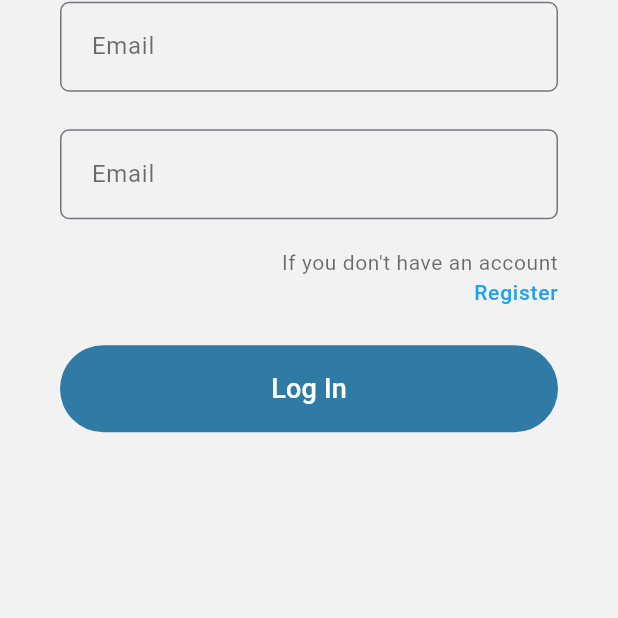
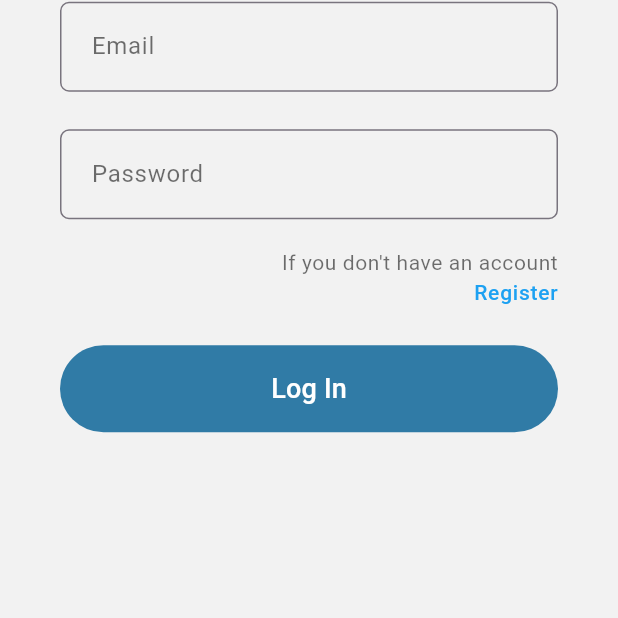
Before and after one commit to sNurseit/oqy, a Flutter app: the screen it shows after launch, after a tap on "Log In", on a phone screen of 412 x 824 dp, the part 473-1091 px from its top. Run offline on Flutter 3.47's test engine with Material 3 defaults, Android fonts, the phone set to English and light mode, and no system bars; our stand-ins replace auto_route, dio, flutter_rating_bar, flutter_secure_storage, lottie; network calls fail; Roboto replaces fonts that are missing (GothicA1); key blocks and very long unbroken strings in the code were emptied for the run.

Commit message:
Add splash screen, update home screen, update router

```diff
--- a/lib/features/auth/model/auth_model.dart
+++ b/lib/features/auth/model/auth_model.dart
@@ -25,7 +25,7 @@ class AuthModel extends ChangeNotifier{
       .then((status) {
         if (status! >= 200 && status < 300) {
           errorText = "Successfully logged in";
-          AutoRouter.of(context).push(const MainRoute());
+          AutoRouter.of(context).replace(const MainRoute());
         }
         else if (status >= 400 && status < 500) {
           errorText = "Login or password is incorrect";
--- a/lib/features/auth/widgets/input_password.dart
+++ b/lib/features/auth/widgets/input_password.dart
@@ -19,13 +19,13 @@ class InputPassword extends StatelessWidget {
               borderSide: BorderSide(color: Theme.of(context).focusColor),
               borderRadius: BorderRadius.circular(6.0),
             ),
-            labelText: "Email",
+            labelText: "Password",
             contentPadding: const EdgeInsets.symmetric(horizontal: 17,vertical: 20),
             labelStyle:  TextStyle(
               color:  Theme.of(context).hintColor,
             ),
           focusedBorder: OutlineInputBorder(
-            borderSide: BorderSide(color: Theme.of(context).primaryColor), // Цвет рамки при активном состоянии
+            borderSide: BorderSide(color: Theme.of(context).primaryColor),
             borderRadius: BorderRadius.circular(6.0),
           ),
       ),
--- /dev/null
+++ b/lib/features/course/course.dart
@@ -0,0 +1 @@
+export 'view/view.dart';
--- /dev/null
+++ b/lib/features/course/view/view.dart
@@ -0,0 +1 @@
+export 'course_screen.dart';
--- a/lib/features/home/model/home_model.dart
+++ b/lib/features/home/model/home_model.dart
@@ -1,5 +1,7 @@
+import 'package:auto_route/auto_route.dart';
 import 'package:flutter/material.dart';
 import 'package:oqy/domain/entity/Course.dart';
+import 'package:oqy/router/router.dart';
 import 'package:oqy/service/course_service/course_service.dart';
 
 class HomeModel extends ChangeNotifier {
@@ -15,8 +17,8 @@ class HomeModel extends ChangeNotifier {
     notifyListeners();
   }
 
-  void navigateToCourseDetails (BuildContext context, int index, String title) {
-
+  void navigateToCourseDetails (BuildContext context, int index) {
+    AutoRouter.of(context).push( CourseRoute(courseId: index));
   }
 
 }
--- a/lib/router/router.dart
+++ b/lib/router/router.dart
@@ -1,12 +1,15 @@
 
 import 'package:auto_route/auto_route.dart';
+import 'package:flutter/material.dart';
 import 'package:oqy/features/auth/view/auth_screen.dart';
 import 'package:oqy/features/auth/view/register_screen.dart';
+import 'package:oqy/features/course/view/course_screen.dart';
 import 'package:oqy/features/home/view/home_screen.dart';
 import 'package:oqy/features/main/view/main_screen.dart';
 import 'package:oqy/features/profile/view/profile_screen.dart';
 import 'package:oqy/features/search/view/search_screen.dart';
 import 'package:oqy/features/training/view/training_screen.dart';
+import 'package:oqy/splash_screen.dart';
 part 'router.gr.dart';
 
 
@@ -15,9 +18,13 @@ class AppRouter extends _$AppRouter{
   @override
   List<AutoRoute> get routes => [
     AutoRoute(
+      page: SplashRoute.page,
+      path: '/splash',
+      initial: true,
+    ),
+    AutoRoute(
       page: AuthRoute.page,
       path: '/auth',
-      initial: true,
     ),
     AutoRoute(
       page: RegisterRoute.page,
@@ -32,6 +39,7 @@ class AppRouter extends _$AppRouter{
           page: HomeRoute.page,
           path: 'home',
           initial: true,
+
         ),
         AutoRoute(
           page: SearchRoute.page,
@@ -45,7 +53,12 @@ class AppRouter extends _$AppRouter{
           page: ProfileRoute.page,
           path: 'profile',
         ),
-      ]
+
+      ],
     ),
+            AutoRoute(
+          page: CourseRoute.page,
+          path: '/course',
+        ),
   ];
 }
--- /dev/null
+++ b/lib/splash_screen.dart
@@ -0,0 +1,44 @@
+
+
+import 'dart:async';
+
+import 'package:auto_route/auto_route.dart';
+import 'package:flutter/material.dart';
+import 'package:lottie/lottie.dart';
+import 'package:oqy/features/auth/auth.dart';
+import 'package:oqy/router/router.dart';
+
+@RoutePage()
+class SplashScreen extends StatefulWidget {
+  const SplashScreen({super.key});
+
+  @override
+  State<SplashScreen> createState() => _SplashScreenState();
+}
+
+class _SplashScreenState extends State<SplashScreen> {
+
+  @override
+  Widget build(BuildContext context) {
+    Timer(const Duration(seconds: 5), (){
+      AutoRouter.of(context).replace(const AuthRoute());
+    });
+
+
+    return  Scaffold(
+      body: Center(
+        child: Padding(
+          padding: const EdgeInsets.only(left: 80.0),
+          child: SizedBox(
+            width: 400,
+            height: 400,
+            child: Lottie.asset(
+              'assets/animations/splash.json',
+              repeat: false,
+            ),
+          ),
+        ),
+      ),
+    );
+  }
+}
--- a/lib/theme/DarkTheme.dart
+++ b/lib/theme/DarkTheme.dart
@@ -9,13 +9,20 @@ class DarkTheme {
         primaryColor: AppDarkColors.main,
         cardColor: AppDarkColors.mainCard,
         scaffoldBackgroundColor: AppDarkColors.mainBackground,
-        appBarTheme:const AppBarTheme(
-          color: AppDarkColors.bottomBarBackground,
+        appBarTheme: const AppBarTheme(
+          foregroundColor: AppFontColors.fontWhite,
+          backgroundColor: AppDarkColors.bottomBarBackground,
         ),
         textTheme: const TextTheme(
           titleLarge: TextStyle(
             color: AppFontColors.fontWhite,
             fontSize: 40,
+            fontWeight: FontWeight.w700,
+            fontFamily: AppFonts.mainFont,
+          ),
+          titleMedium: TextStyle(
+            color: AppFontColors.fontWhite,
+            fontSize: 26,
             fontWeight: FontWeight.w700,
             fontFamily: AppFonts.mainFont,
           ),
--- a/lib/theme/LightTheme.dart
+++ b/lib/theme/LightTheme.dart
@@ -10,14 +10,20 @@ class LightTheme {
         primaryColor: AppLightColors.main,
         cardColor: AppLightColors.mainCard,
         scaffoldBackgroundColor:  AppLightColors.mainBackground,
-        appBarTheme: const AppBarTheme(
-          color: AppLightColors.main,
+        appBarTheme:  const AppBarTheme(
+          backgroundColor: AppLightColors.bottomBarBackground,
         ),
         textTheme: const TextTheme(
           titleLarge: TextStyle(
             color: AppFontColors.mainFont,
             fontSize: 40,
             fontWeight: FontWeight.w600,
+            fontFamily: AppFonts.mainFont,
+          ),
+          titleMedium: TextStyle(
+            color: AppFontColors.mainFont,
+            fontSize: 26,
+            fontWeight: FontWeight.w700,
             fontFamily: AppFonts.mainFont,
           ),
           bodySmall: TextStyle(
@@ -29,7 +35,7 @@ class LightTheme {
             color: AppFontColors.fontLink,
             fontSize: 16,
             fontFamily: AppFonts.mainFont,
-            fontWeight: FontWeight.bold,
+            fontWeight: FontWeight.w700,
           ),
           labelSmall: TextStyle(
             color: AppFontColors.fontLink,
@@ -39,6 +45,7 @@ class LightTheme {
           displayLarge:TextStyle(
             color: AppFontColors.mainFont,
             fontSize: 18,
+            fontWeight: FontWeight.w500,
             fontFamily: AppFonts.mainFont,
           ),
         ),
--- a/pubspec.yaml
+++ b/pubspec.yaml
@@ -16,8 +16,8 @@ dependencies:
   provider: ^6.1.1
   flutter_secure_storage: ^9.0.0
   auto_route: ^7.9.2
-
   cupertino_icons: ^1.0.2
+  lottie: ^3.1.0
 
 dev_dependencies:
   pedantic_mono: any
@@ -31,6 +31,7 @@ flutter:
   uses-material-design: true
   assets:
     - assets/fonts/
+    - assets/animations/
   fonts:
     - family: GothicA1
       fonts:
```
Also changed, not shown: assets/animations/splash.json (added, +1 -0 lines), lib/features/course/model/course_model.dart (added, +48 -0 lines), lib/features/course/view/course_screen.dart (added, +134 -0 lines), lib/features/home/view/home_screen.dart (+4 -3 lines), lib/features/home/widgets/list_courses.dart (+7 -8 lines), lib/router/router.gr.dart, pubspec.lock.
